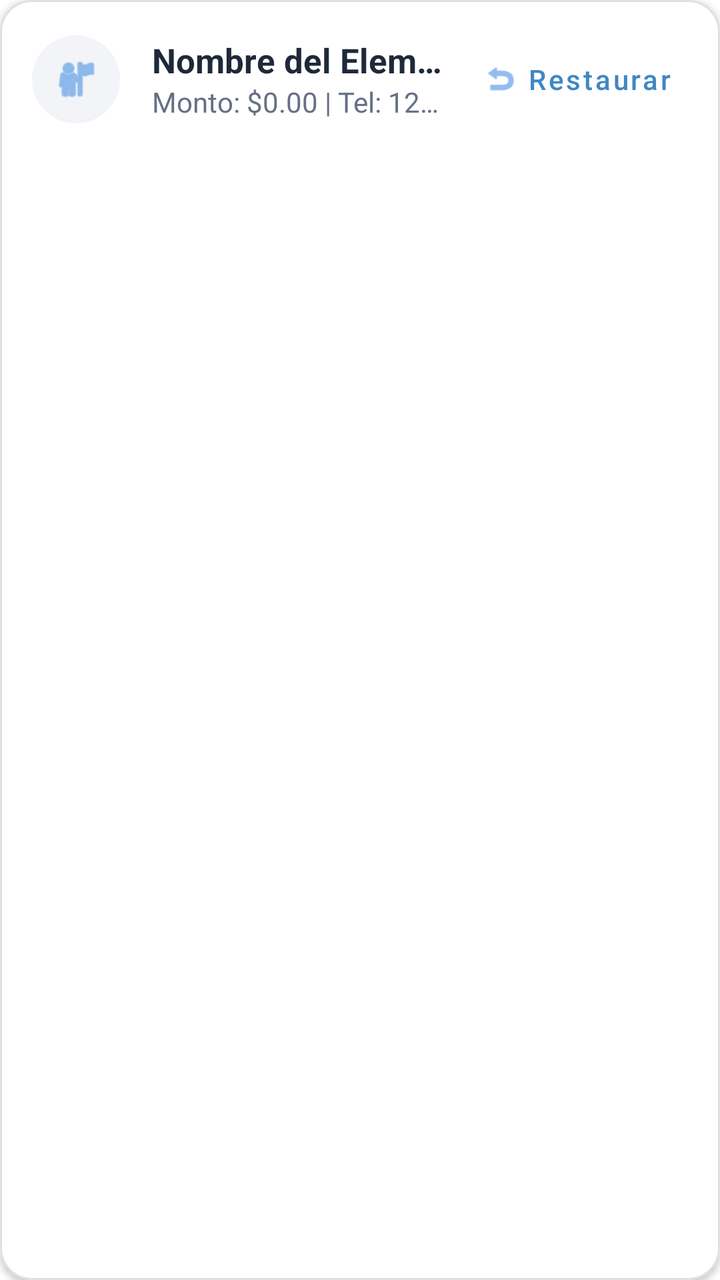
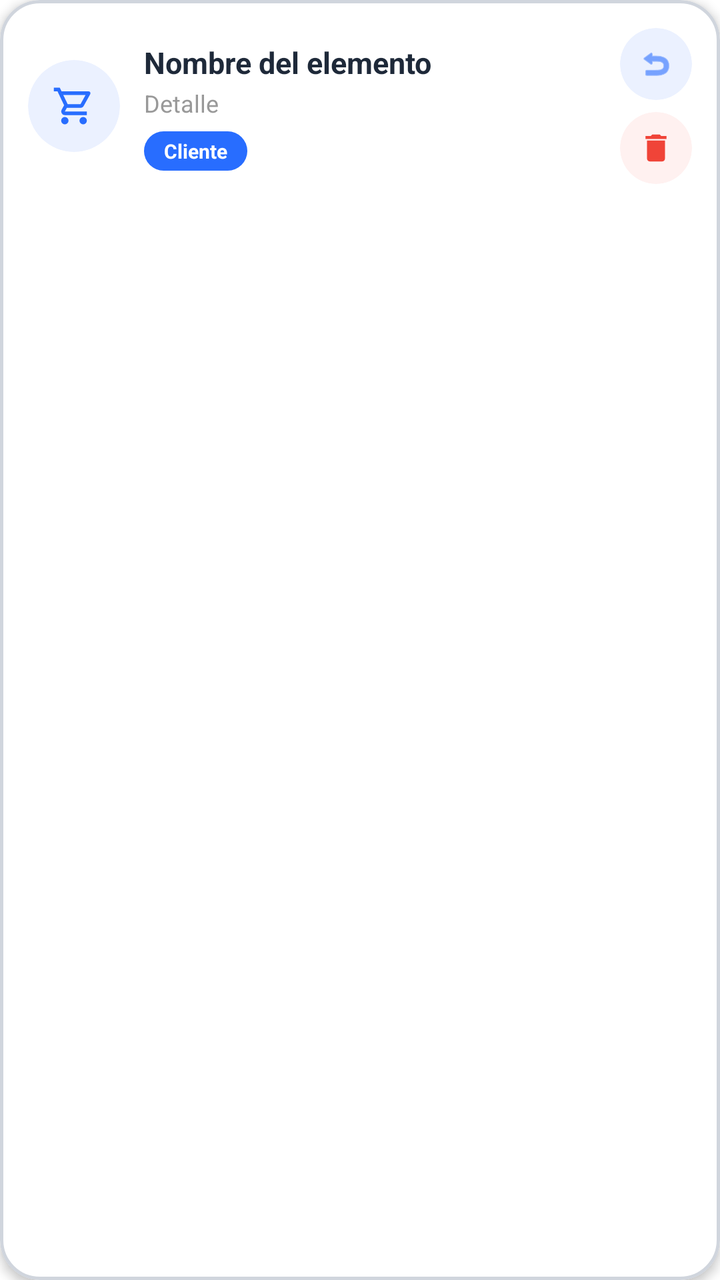

Before-and-after screenshots of an Android layout around one commit, followed by the original layout XML and the change that was made.
<!-- AndroidManifest.xml: application theme Theme.FollowUp -->
<!-- res/layout/item_historial.xml -->
<?xml version="1.0" encoding="utf-8"?>
<com.google.android.material.card.MaterialCardView xmlns:android="http://schemas.android.com/apk/res/android"
    xmlns:app="http://schemas.android.com/apk/res-auto"
    android:layout_width="match_parent"
    android:layout_height="wrap_content"
    android:layout_marginHorizontal="16dp"
    android:layout_marginVertical="8dp"
    app:cardCornerRadius="16dp"
    app:cardElevation="2dp"
    app:strokeColor="#E0E0E0"
    app:strokeWidth="1dp">

    <androidx.constraintlayout.widget.ConstraintLayout
        android:layout_width="match_parent"
        android:layout_height="wrap_content"
        android:padding="16dp">

        <ImageView
            android:id="@+id/iv_tipo_icono"
            android:layout_width="44dp"
            android:layout_height="44dp"
            android:background="@drawable/bg_circle_light"
            android:padding="10dp"
            android:src="@android:drawable/ic_menu_myplaces"
            app:layout_constraintBottom_toBottomOf="parent"
            app:layout_constraintStart_toStartOf="parent"
            app:layout_constraintTop_toTopOf="parent"
            app:tint="#4A90E2" />

        <LinearLayout
            android:id="@+id/container_textos"
            android:layout_width="0dp"
            android:layout_height="wrap_content"
            android:layout_marginStart="16dp"
            android:layout_marginEnd="8dp"
            android:orientation="vertical"
            app:layout_constraintBottom_toBottomOf="parent"
            app:layout_constraintEnd_toStartOf="@+id/btn_restaurar_item"
            app:layout_constraintStart_toEndOf="@id/iv_tipo_icono"
            app:layout_constraintTop_toTopOf="parent">

            <TextView
                android:id="@+id/tv_nombre_item"
                android:layout_width="wrap_content"
                android:layout_height="wrap_content"
                android:ellipsize="end"
                android:maxLines="1"
                android:text="Nombre del Elemento"
                android:textColor="@color/text_primary"
                android:textSize="17sp"
                android:textStyle="bold" />

            <TextView
                android:id="@+id/tv_detalle_secundario"
                android:layout_width="wrap_content"
                android:layout_height="wrap_content"
                android:ellipsize="end"
                android:maxLines="1"
                android:text="Monto: $0.00 | Tel: 12345"
                android:textColor="#667085"
                android:textSize="14sp" />
        </LinearLayout>

        <com.google.android.material.button.MaterialButton
            android:id="@+id/btn_restaurar_item"
            style="@style/Widget.MaterialComponents.Button.TextButton"
            android:layout_width="wrap_content"
            android:layout_height="wrap_content"
            android:minWidth="0dp"
            android:minHeight="0dp"
            android:padding="8dp"
            android:text="Restaurar"
            android:textAllCaps="false"
            android:textColor="@color/primary_blue"
            app:icon="@android:drawable/ic_menu_revert"
            app:iconPadding="4dp"
            app:iconSize="18dp"
            app:iconTint="#4A90E2"
            app:layout_constraintBottom_toBottomOf="parent"
            app:layout_constraintEnd_toEndOf="parent"
            app:layout_constraintTop_toTopOf="parent" />

    </androidx.constraintlayout.widget.ConstraintLayout>
</com.google.android.material.card.MaterialCardView>
<!-- resources referenced by this layout -->
<resources>
  <color name="primary_blue">#4087C4</color>
  <color name="text_primary">#1E2939</color>
  <!-- drawable bg_circle_light (drawable) -->
  <?xml version="1.0" encoding="utf-8"?>
  <shape xmlns:android="http://schemas.android.com/apk/res/android"
      android:shape="oval">
  
      <solid android:color="#F2F4F7" />
  
      <size
          android:width="44dp"
          android:height="44dp" />
  
  </shape>
  <style name="Theme.FollowUp" parent="Theme.MaterialComponents.DayNight.NoActionBar">
          <item name="colorPrimary">@color/primary_blue</item>
          <item name="colorPrimaryVariant">@color/primary_blue</item>
          <item name="colorOnPrimary">@color/white</item>
          <item name="android:windowBackground">@color/white</item>
      </style>
  <color name="white">#FFFFFFFF</color>
</resources>

<!-- the commit's change to res/layout/item_historial.xml (unified diff, before → after) -->
@@ -4,81 +4,144 @@
     android:layout_width="match_parent"
     android:layout_height="wrap_content"
     android:layout_marginHorizontal="16dp"
-    android:layout_marginVertical="8dp"
-    app:cardCornerRadius="16dp"
-    app:cardElevation="2dp"
-    app:strokeColor="#E0E0E0"
-    app:strokeWidth="1dp">
+    android:layout_marginVertical="6dp"
+    app:cardCornerRadius="20dp"
+    app:cardElevation="3dp"
+    app:strokeColor="#D0D5DD"
+    app:strokeWidth="1.5dp"
+    app:cardBackgroundColor="@android:color/white">
 
     <androidx.constraintlayout.widget.ConstraintLayout
         android:layout_width="match_parent"
         android:layout_height="wrap_content"
-        android:padding="16dp">
+        android:padding="14dp">
 
-        <ImageView
-            android:id="@+id/iv_tipo_icono"
-            android:layout_width="44dp"
-            android:layout_height="44dp"
-            android:background="@drawable/bg_circle_light"
-            android:padding="10dp"
-            android:src="@android:drawable/ic_menu_myplaces"
-            app:layout_constraintBottom_toBottomOf="parent"
+        
+        <com.google.android.material.card.MaterialCardView
+            android:id="@+id/iv_tipo_icono_container"
+            android:layout_width="46dp"
+            android:layout_height="46dp"
+            app:cardCornerRadius="23dp"
+            app:cardBackgroundColor="#EBF1FF"
+            app:cardElevation="0dp"
             app:layout_constraintStart_toStartOf="parent"
             app:layout_constraintTop_toTopOf="parent"
-            app:tint="#4A90E2" />
+            app:layout_constraintBottom_toBottomOf="parent">
 
+            <ImageView
+                android:id="@+id/iv_tipo_icono"
+                android:layout_width="22dp"
+                android:layout_height="22dp"
+                android:layout_gravity="center"
+                android:src="@drawable/ic_ventas"
+                app:tint="#286DFF" />
+        </com.google.android.material.card.MaterialCardView>
+
+        
         <LinearLayout
             android:id="@+id/container_textos"
             android:layout_width="0dp"
             android:layout_height="wrap_content"
-            android:layout_marginStart="16dp"
+            android:layout_marginStart="12dp"
             android:layout_marginEnd="8dp"
             android:orientation="vertical"
-            app:layout_constraintBottom_toBottomOf="parent"
-            app:layout_constraintEnd_toStartOf="@+id/btn_restaurar_item"
-            app:layout_constraintStart_toEndOf="@id/iv_tipo_icono"
-            app:layout_constraintTop_toTopOf="parent">
+            app:layout_constraintStart_toEndOf="@id/iv_tipo_icono_container"
+            app:layout_constraintEnd_toStartOf="@id/container_acciones"
+            app:layout_constraintTop_toTopOf="parent"
+            app:layout_constraintBottom_toBottomOf="parent">
 
+            
             <TextView
                 android:id="@+id/tv_nombre_item"
                 android:layout_width="wrap_content"
                 android:layout_height="wrap_content"
-                android:ellipsize="end"
+                android:text="Nombre del elemento"
+                android:textColor="@color/text_primary"
+                android:textSize="15sp"
+                android:textStyle="bold"
                 android:maxLines="1"
-                android:text="Nombre del Elemento"
-                android:textColor="@color/text_primary"
-                android:textSize="17sp"
-                android:textStyle="bold" />
+                android:ellipsize="end" />
 
+            
             <TextView
                 android:id="@+id/tv_detalle_secundario"
                 android:layout_width="wrap_content"
                 android:layout_height="wrap_content"
-                android:ellipsize="end"
+                android:layout_marginTop="2dp"
+                android:text="Detalle"
+                android:textColor="@color/hint_color"
+                android:textSize="12sp"
                 android:maxLines="1"
-                android:text="Monto: $0.00 | Tel: 12345"
-                android:textColor="#667085"
-                android:textSize="14sp" />
+                android:ellipsize="end" />
+
+            
+            <TextView
+                android:id="@+id/tv_badge_tipo"
+                android:layout_width="wrap_content"
+                android:layout_height="wrap_content"
+                android:layout_marginTop="6dp"
+                android:paddingHorizontal="10dp"
+                android:paddingVertical="3dp"
+                android:text="Cliente"
+                android:textSize="10sp"
+                android:textStyle="bold"
+                android:textColor="@android:color/white"
+                android:background="@drawable/bg_estado_rounded" />
+
         </LinearLayout>
 
-        <com.google.android.material.button.MaterialButton
-            android:id="@+id/btn_restaurar_item"
-            style="@style/Widget.MaterialComponents.Button.TextButton"
+        
+        <LinearLayout
+            android:id="@+id/container_acciones"
             android:layout_width="wrap_content"
             android:layout_height="wrap_content"
-            android:minWidth="0dp"
-            android:minHeight="0dp"
-            android:padding="8dp"
-            android:text="Restaurar"
-            android:textAllCaps="false"
-            android:textColor="@color/primary_blue"
-            app:icon="@android:drawable/ic_menu_revert"
-            app:iconPadding="4dp"
-            app:iconSize="18dp"
-            app:iconTint="#4A90E2"
-            app:layout_constraintBottom_toBottomOf="parent"
+            android:orientation="vertical"
+            android:gravity="center"
+            android:spacing="4dp"
             app:layout_constraintEnd_toEndOf="parent"
-            app:layout_constraintTop_toTopOf="parent" />
+            app:layout_constraintTop_toTopOf="parent"
+            app:layout_constraintBottom_toBottomOf="parent">
+
+            
+            <com.google.android.material.card.MaterialCardView
+                android:id="@+id/btn_restaurar_item"
+                android:layout_width="36dp"
+                android:layout_height="36dp"
+                android:layout_marginBottom="6dp"
+                android:clickable="true"
+                android:focusable="true"
+                app:cardCornerRadius="18dp"
+                app:cardBackgroundColor="#EBF1FF"
+                app:cardElevation="0dp">
+
+                <ImageView
+                    android:layout_width="18dp"
+                    android:layout_height="18dp"
+                    android:layout_gravity="center"
+                    android:src="@android:drawable/ic_menu_revert"
+                    app:tint="#286DFF" />
+            </com.google.android.material.card.MaterialCardView>
+
+            
+            <com.google.android.material.card.MaterialCardView
+                android:id="@+id/btn_eliminar_permanente"
+                android:layout_width="36dp"
+                android:layout_height="36dp"
+                android:clickable="true"
+                android:focusable="true"
+                app:cardCornerRadius="18dp"
+                app:cardBackgroundColor="#FFF1F0"
+                app:cardElevation="0dp">
+
+                <ImageView
+                    android:layout_width="18dp"
+                    android:layout_height="18dp"
+                    android:layout_gravity="center"
+                    android:src="@drawable/ic_delete"
+                    app:tint="#F04438" />
+            </com.google.android.material.card.MaterialCardView>
+
+        </LinearLayout>
 
     </androidx.constraintlayout.widget.ConstraintLayout>
 </com.google.android.material.card.MaterialCardView>
<!-- resource entries referenced after the edit -->
@@ -1,19 +1,27 @@
 <!-- resources referenced by this layout -->
 <resources>
+  <color name="hint_color">#999999</color>
   <color name="primary_blue">#4087C4</color>
   <color name="text_primary">#1E2939</color>
-  <!-- drawable bg_circle_light (drawable) -->
+  <!-- drawable bg_estado_rounded (drawable) -->
   <?xml version="1.0" encoding="utf-8"?>
   <shape xmlns:android="http://schemas.android.com/apk/res/android"
-      android:shape="oval">
-  
-      <solid android:color="#F2F4F7" />
-  
-      <size
-          android:width="44dp"
-          android:height="44dp" />
-  
+      android:shape="rectangle">
+      <corners android:radius="20dp" />
+      <solid android:color="#286DFF" />
   </shape>
+  <!-- drawable ic_delete (drawable) -->
+  <vector xmlns:android="http://schemas.android.com/apk/res/android" android:height="24dp" android:tint="#000000" android:viewportHeight="24" android:viewportWidth="24" android:width="24dp">
+        
+      <path android:fillColor="@android:color/white" android:pathData="M6,19c0,1.1 0.9,2 2,2h8c1.1,0 2,-0.9 2,-2V7H6v12zM19,4h-3.5l-1,-1h-5l-1,1H5v2h14V4z"/>
+      
+  </vector>
+  <!-- drawable ic_ventas (drawable) -->
+  <vector xmlns:android="http://schemas.android.com/apk/res/android" android:height="24dp" android:tint="#000000" android:viewportHeight="960" android:viewportWidth="960" android:width="24dp">
+        
+      <path android:fillColor="@android:color/white" android:pathData="M223.5,856.5Q200,833 200,800Q200,767 223.5,743.5Q247,720 280,720Q313,720 336.5,743.5Q360,767 360,800Q360,833 336.5,856.5Q313,880 280,880Q247,880 223.5,856.5ZM623.5,856.5Q600,833 600,800Q600,767 623.5,743.5Q647,720 680,720Q713,720 736.5,743.5Q760,767 760,800Q760,833 736.5,856.5Q713,880 680,880Q647,880 623.5,856.5ZM246,240L342,440L622,440Q622,440 622,440Q622,440 622,440L732,240Q732,240 732,240Q732,240 732,240L246,240ZM208,160L798,160Q821,160 833,180.5Q845,201 834,222L692,478Q681,498 662.5,509Q644,520 622,520L324,520L280,600Q280,600 280,600Q280,600 280,600L760,600L760,680L280,680Q235,680 212,640.5Q189,601 210,562L264,464L120,160L40,160L40,80L170,80L208,160ZM342,440L342,440L622,440Q622,440 622,440Q622,440 622,440L622,440L342,440Z"/>
+      
+  </vector>
   <style name="Theme.FollowUp" parent="Theme.MaterialComponents.DayNight.NoActionBar">
           <item name="colorPrimary">@color/primary_blue</item>
           <item name="colorPrimaryVariant">@color/primary_blue</item>
